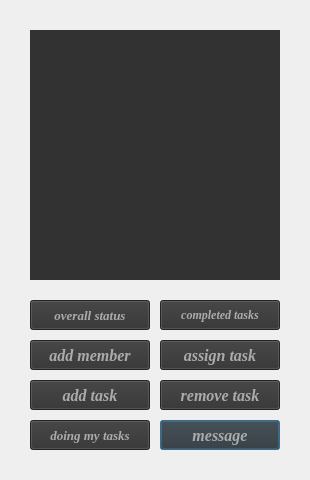
Old version of the form project_management/project_window_1.ui in the repository AP-projects-4001/hamidreza-ataei.
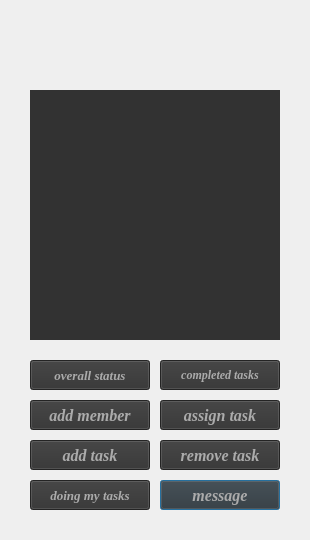
New version of the form.

Diff of the .ui file:
```diff
--- a/project_management/project_window_1.ui
+++ b/project_management/project_window_1.ui
@@ -7,19 +7,19 @@
     <x>0</x>
     <y>0</y>
     <width>310</width>
-    <height>480</height>
+    <height>540</height>
    </rect>
   </property>
   <property name="minimumSize">
    <size>
     <width>310</width>
-    <height>480</height>
+    <height>540</height>
    </size>
   </property>
   <property name="maximumSize">
    <size>
     <width>310</width>
-    <height>480</height>
+    <height>540</height>
    </size>
   </property>
   <property name="windowTitle">
@@ -32,7 +32,7 @@
    <property name="geometry">
     <rect>
      <x>160</x>
-     <y>420</y>
+     <y>480</y>
      <width>120</width>
      <height>30</height>
     </rect>
@@ -64,7 +64,7 @@
    <property name="geometry">
     <rect>
      <x>160</x>
-     <y>340</y>
+     <y>400</y>
      <width>120</width>
      <height>30</height>
     </rect>
@@ -96,7 +96,7 @@
    <property name="geometry">
     <rect>
      <x>30</x>
-     <y>30</y>
+     <y>90</y>
      <width>250</width>
      <height>250</height>
     </rect>
@@ -125,7 +125,7 @@
    <property name="geometry">
     <rect>
      <x>30</x>
-     <y>420</y>
+     <y>480</y>
      <width>120</width>
      <height>30</height>
     </rect>
@@ -157,7 +157,7 @@
    <property name="geometry">
     <rect>
      <x>30</x>
-     <y>340</y>
+     <y>400</y>
      <width>120</width>
      <height>30</height>
     </rect>
@@ -189,7 +189,7 @@
    <property name="geometry">
     <rect>
      <x>30</x>
-     <y>380</y>
+     <y>440</y>
      <width>120</width>
      <height>30</height>
     </rect>
@@ -221,7 +221,7 @@
    <property name="geometry">
     <rect>
      <x>160</x>
-     <y>300</y>
+     <y>360</y>
      <width>120</width>
      <height>30</height>
     </rect>
@@ -253,7 +253,7 @@
    <property name="geometry">
     <rect>
      <x>160</x>
-     <y>380</y>
+     <y>440</y>
      <width>120</width>
      <height>30</height>
     </rect>
@@ -285,7 +285,7 @@
    <property name="geometry">
     <rect>
      <x>30</x>
-     <y>300</y>
+     <y>360</y>
      <width>120</width>
      <height>30</height>
     </rect>
@@ -313,6 +313,37 @@
     <string>overall status</string>
    </property>
   </widget>
+  <widget class="QLabel" name="label">
+   <property name="geometry">
+    <rect>
+     <x>30</x>
+     <y>30</y>
+     <width>250</width>
+     <height>30</height>
+    </rect>
+   </property>
+   <property name="font">
+    <font>
+     <family>Georgia</family>
+     <pointsize>20</pointsize>
+     <weight>75</weight>
+     <italic>true</italic>
+     <bold>true</bold>
+    </font>
+   </property>
+   <property name="layoutDirection">
+    <enum>Qt::LeftToRight</enum>
+   </property>
+   <property name="styleSheet">
+    <string notr="true">color: rgb(144, 48, 0);</string>
+   </property>
+   <property name="text">
+    <string/>
+   </property>
+   <property name="textFormat">
+    <enum>Qt::AutoText</enum>
+   </property>
+  </widget>
  </widget>
  <resources/>
  <connections/>
```
